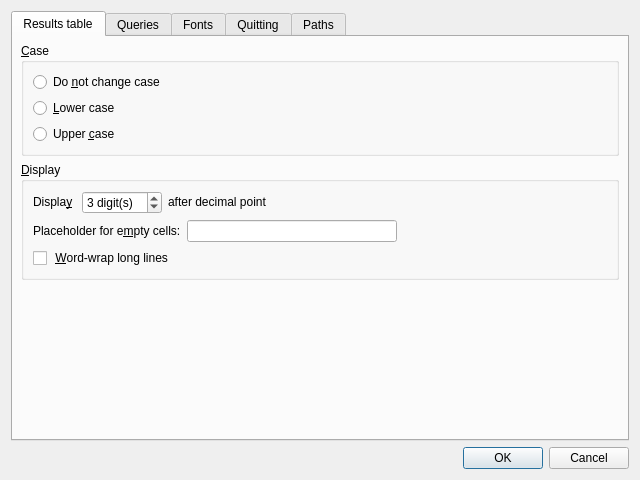
Above: coquery/gui/ui/settings.ui from gkunter/coquery before the change. Below: the same form after it.
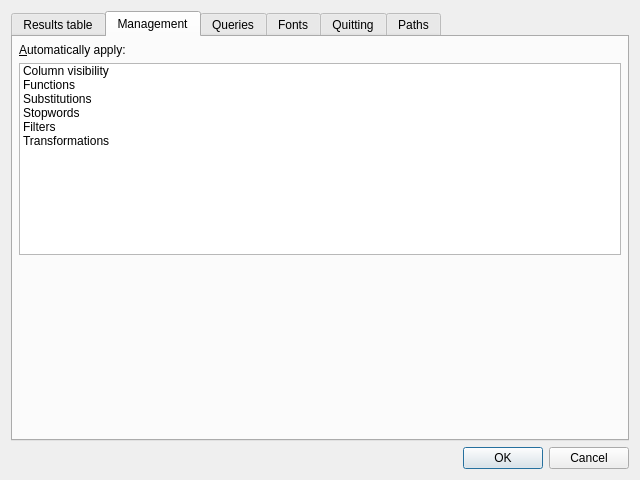
That is the form after the change. The open tabs and pages were chosen to show the change. Icons and pictures are not drawn.

Commit message: Add auto-apply settings

The edit to the form file:
```diff
--- a/coquery/gui/ui/settings.ui
+++ b/coquery/gui/ui/settings.ui
@@ -65,7 +65,7 @@
           <item>
            <widget class="QRadioButton" name="radio_output_case_upper">
             <property name="text">
-             <string>Upper &amp;case</string>
+             <string>&amp;Upper case</string>
             </property>
            </widget>
           </item>
@@ -195,6 +195,124 @@
        </item>
       </layout>
      </widget>
+     <widget class="QWidget" name="Auto_apply">
+      <attribute name="title">
+       <string>Management</string>
+      </attribute>
+      <layout class="QVBoxLayout" name="verticalLayout_10" stretch="0,0,1">
+       <property name="spacing">
+        <number>6</number>
+       </property>
+       <property name="leftMargin">
+        <number>6</number>
+       </property>
+       <property name="topMargin">
+        <number>6</number>
+       </property>
+       <property name="rightMargin">
+        <number>6</number>
+       </property>
+       <property name="bottomMargin">
+        <number>6</number>
+       </property>
+       <item>
+        <widget class="QLabel" name="label">
+         <property name="text">
+          <string>&amp;Automatically apply:</string>
+         </property>
+         <property name="buddy">
+          <cstring>list_auto_apply</cstring>
+         </property>
+        </widget>
+       </item>
+       <item>
+        <widget class="QListWidget" name="list_auto_apply">
+         <property name="sizePolicy">
+          <sizepolicy hsizetype="Preferred" vsizetype="Preferred">
+           <horstretch>0</horstretch>
+           <verstretch>0</verstretch>
+          </sizepolicy>
+         </property>
+         <item>
+          <property name="text">
+           <string>Column visibility</string>
+          </property>
+          <property name="checkState">
+           <enum>Unchecked</enum>
+          </property>
+          <property name="flags">
+           <set>ItemIsSelectable|ItemIsUserCheckable|ItemIsEnabled</set>
+          </property>
+         </item>
+         <item>
+          <property name="text">
+           <string>Functions</string>
+          </property>
+          <property name="checkState">
+           <enum>Unchecked</enum>
+          </property>
+          <property name="flags">
+           <set>ItemIsSelectable|ItemIsUserCheckable|ItemIsEnabled</set>
+          </property>
+         </item>
+         <item>
+          <property name="text">
+           <string>Substitutions</string>
+          </property>
+          <property name="checkState">
+           <enum>Unchecked</enum>
+          </property>
+         </item>
+         <item>
+          <property name="text">
+           <string>Stopwords</string>
+          </property>
+          <property name="checkState">
+           <enum>Unchecked</enum>
+          </property>
+          <property name="flags">
+           <set>ItemIsSelectable|ItemIsUserCheckable|ItemIsEnabled</set>
+          </property>
+         </item>
+         <item>
+          <property name="text">
+           <string>Filters</string>
+          </property>
+          <property name="checkState">
+           <enum>Unchecked</enum>
+          </property>
+          <property name="flags">
+           <set>ItemIsSelectable|ItemIsUserCheckable|ItemIsEnabled</set>
+          </property>
+         </item>
+         <item>
+          <property name="text">
+           <string>Transformations</string>
+          </property>
+          <property name="checkState">
+           <enum>Unchecked</enum>
+          </property>
+          <property name="flags">
+           <set>ItemIsSelectable|ItemIsUserCheckable|ItemIsEnabled</set>
+          </property>
+         </item>
+        </widget>
+       </item>
+       <item>
+        <spacer name="verticalSpacer_6">
+         <property name="orientation">
+          <enum>Qt::Vertical</enum>
+         </property>
+         <property name="sizeHint" stdset="0">
+          <size>
+           <width>20</width>
+           <height>40</height>
+          </size>
+         </property>
+        </spacer>
+       </item>
+      </layout>
+     </widget>
      <widget class="QWidget" name="Queries">
       <attribute name="title">
        <string>Queries</string>
```
The commit also changes 3 other files.
